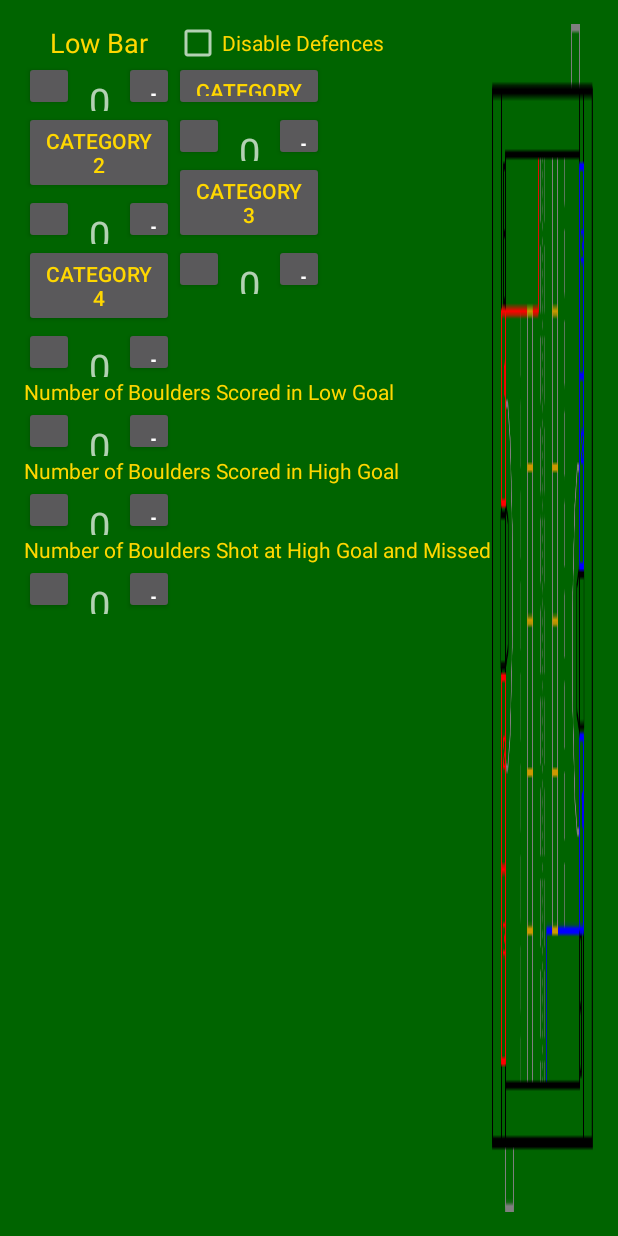
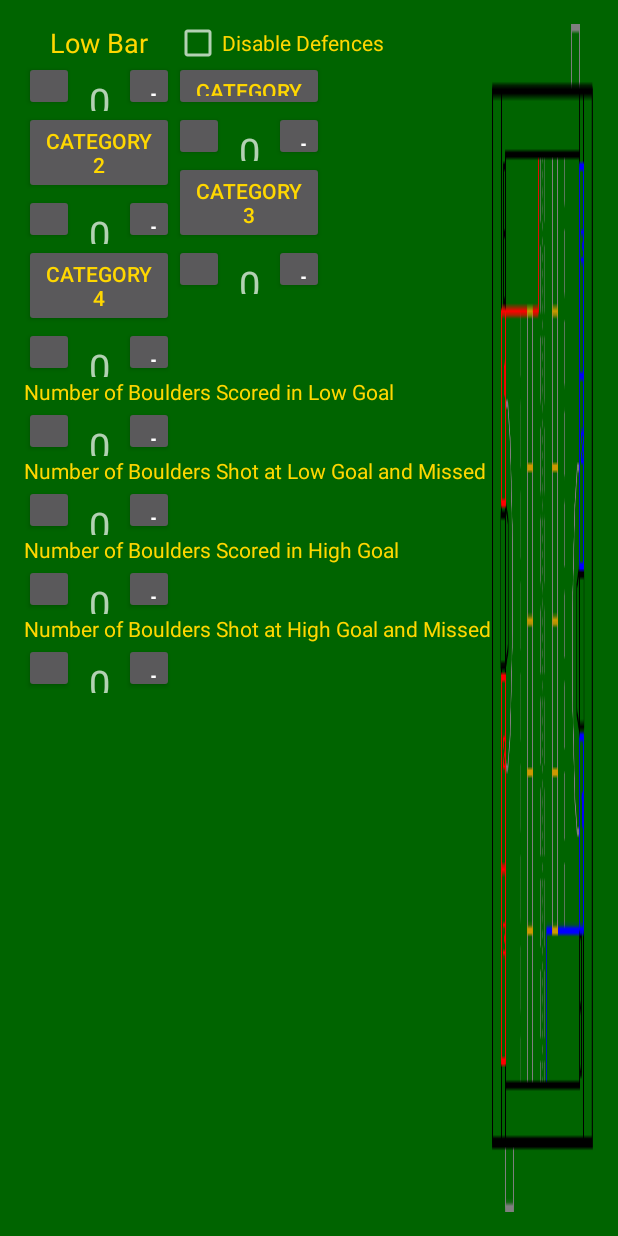
Before and after one commit to FRC701/Scouting2016, an Android app: the fragment TeleFragment shown on its own in the app's theme, on a phone screen of 412 x 824 dp. Run offline under Robolectric (Android 15) with nearby library versions, the phone set to English and light mode, and no system bars; 15 statements that could not run were skipped.

Commit message:
Added and removed more values to scout.
Auto
-Added Spybot checkbox
-Removed Defences 2 Spinner

Tele
-Fixed Buttons (now display categorys)
-Added misses to High+Low Goals (Now can cal. Shooting percent)

Database
-Added support for android changes

```diff
--- a/FunctionFIRST2016/app/src/main/java/com/vandenrobotics/functionfirst/tabs/TeleFragment.java
+++ b/FunctionFIRST2016/app/src/main/java/com/vandenrobotics/functionfirst/tabs/TeleFragment.java
@@ -43,6 +43,7 @@ public class TeleFragment extends Fragment {
     private NumberPicker P_DamageCounterTele5;
 
     private NumberPicker BouldersInLowGoal;
+    private NumberPicker BouldersLowGoalMissed;
     private NumberPicker BouldersInHighGoal;
     private NumberPicker BouldersHighGoalMissed;
 
@@ -99,6 +100,7 @@ public class TeleFragment extends Fragment {
         P_DamageCounterTele5.setValue(teleData.P_DamageCounterTele5);
 
         BouldersInLowGoal.setValue(teleData.BouldersInLowGoal);
+        BouldersLowGoalMissed.setValue(teleData.BouldersLowGoalMissed);
         BouldersInHighGoal.setValue(teleData.BouldersInHighGoal);
         BouldersHighGoalMissed.setValue(teleData.BouldersHighGoalMissed);
 
@@ -126,6 +128,7 @@ public class TeleFragment extends Fragment {
         teleData.P_DamageCounterTele5 = P_DamageCounterTele5.getValue();
 
         teleData.BouldersInLowGoal = BouldersInLowGoal.getValue();
+        teleData.BouldersLowGoalMissed = BouldersLowGoalMissed.getValue();
         teleData.BouldersInHighGoal = BouldersInHighGoal.getValue();
         teleData.BouldersHighGoalMissed = BouldersHighGoalMissed.getValue();
 
@@ -149,6 +152,7 @@ public class TeleFragment extends Fragment {
               P_DamageCounterTele5 = (NumberPicker)view.findViewById(R.id.picker_DamageCounterTele5);
 
               BouldersInLowGoal = (NumberPicker)view.findViewById(R.id.picker_bouldersScoredInLowGoal);
+              BouldersLowGoalMissed = (NumberPicker)view.findViewById(R.id.picker_bouldersShotAtLowGoal);
               BouldersInHighGoal = (NumberPicker)view.findViewById(R.id.picker_bouldersScoredInHighGoal);
               BouldersHighGoalMissed = (NumberPicker)view.findViewById(R.id.picker_bouldersShotAtHighGoal);
 
@@ -167,21 +171,22 @@ public class TeleFragment extends Fragment {
               LowBar = lowBar.getText().toString();
 
               P_DamageCounterTele1.setMinValue(0);
-              P_DamageCounterTele1.setMaxValue(2);
+              P_DamageCounterTele1.setMaxValue(50);
               P_DamageCounterTele2.setMinValue(0);
-              P_DamageCounterTele2.setMaxValue(2);
+              P_DamageCounterTele2.setMaxValue(50);
               P_DamageCounterTele3.setMinValue(0);
-              P_DamageCounterTele3.setMaxValue(2);
+              P_DamageCounterTele3.setMaxValue(50);
               P_DamageCounterTele4.setMinValue(0);
-              P_DamageCounterTele4.setMaxValue(2);
+              P_DamageCounterTele4.setMaxValue(50);
               P_DamageCounterTele5.setMinValue(0);
-              P_DamageCounterTele5.setMaxValue(2);
+              P_DamageCounterTele5.setMaxValue(50);
 
               BouldersInLowGoal.setMinValue(0);
               BouldersInLowGoal.setMaxValue(50);
               BouldersInHighGoal.setMinValue(0);
               BouldersInHighGoal.setMaxValue(50);
               BouldersHighGoalMissed.setMinValue(0);
+              BouldersLowGoalMissed.setMinValue(0);
 
 
             B_DamageCounterTele1.setTag(0);
--- a/FunctionFIRST2016/app/src/main/res/layout/fragment_tele.xml
+++ b/FunctionFIRST2016/app/src/main/res/layout/fragment_tele.xml
@@ -169,13 +169,23 @@
                     <com.vandenrobotics.functionfirst.views.NumberPicker
                         android:layout_width="wrap_content"
                         android:layout_height="wrap_content"
+                        android:id="@+id/picker_bouldersShotAtLowGoal"
+                        android:layout_below="@+id/text_bouldersShotAtLowGoal"
+                        android:orientation="horizontal"
+                        android:layout_gravity="bottom"
+                        android:layout_alignParentLeft="true"
+                        android:layout_alignParentStart="true"/>
+
+
+                    <com.vandenrobotics.functionfirst.views.NumberPicker
+                        android:layout_width="wrap_content"
+                        android:layout_height="wrap_content"
                         android:id="@+id/picker_bouldersShotAtHighGoal"
                         android:layout_below="@+id/text_bouldersShotAtHighGoal"
                         android:orientation="horizontal"
                         android:layout_gravity="bottom"
                         android:layout_alignParentLeft="true"
-                        android:layout_alignParentStart="true"
-                        android:onClick="plusOne"/>
+                        android:layout_alignParentStart="true"/>
 
 
                     <TextView
@@ -191,10 +201,21 @@
                     <TextView
                         android:layout_width="wrap_content"
                         android:layout_height="wrap_content"
+                        android:id="@+id/text_bouldersShotAtLowGoal"
+                        android:text="Number of Boulders Shot at Low Goal and Missed"
+                        android:textColor="@color/Gold"
+                        android:layout_below="@+id/picker_bouldersScoredInLowGoal"
+                        android:layout_alignParentLeft="true"
+                        android:layout_alignParentStart="true" />
+
+
+                    <TextView
+                        android:layout_width="wrap_content"
+                        android:layout_height="wrap_content"
                         android:id="@+id/text_bouldersScoredInHighGoal"
                         android:text="@string/text_BouldersScoredInHighGoal"
                         android:textColor="@color/Gold"
-                        android:layout_below="@+id/picker_bouldersScoredInLowGoal"
+                        android:layout_below="@+id/picker_bouldersShotAtLowGoal"
                         android:layout_alignParentLeft="true"
                         android:layout_alignParentStart="true" />
 
```
Also changed, not shown: FunctionFIRST2016/app/src/main/java/com/vandenrobotics/functionfirst/model/AutoData.java (+2 -5 lines), FunctionFIRST2016/app/src/main/java/com/vandenrobotics/functionfirst/model/TeleData.java (+7 -2 lines), FunctionFIRST2016/app/src/main/java/com/vandenrobotics/functionfirst/tabs/AutoFragment.java (+11 -5 lines), FunctionFIRST2016/app/src/main/res/layout/fragment_auto.xml (+6 -4 lines), 24 other files.
